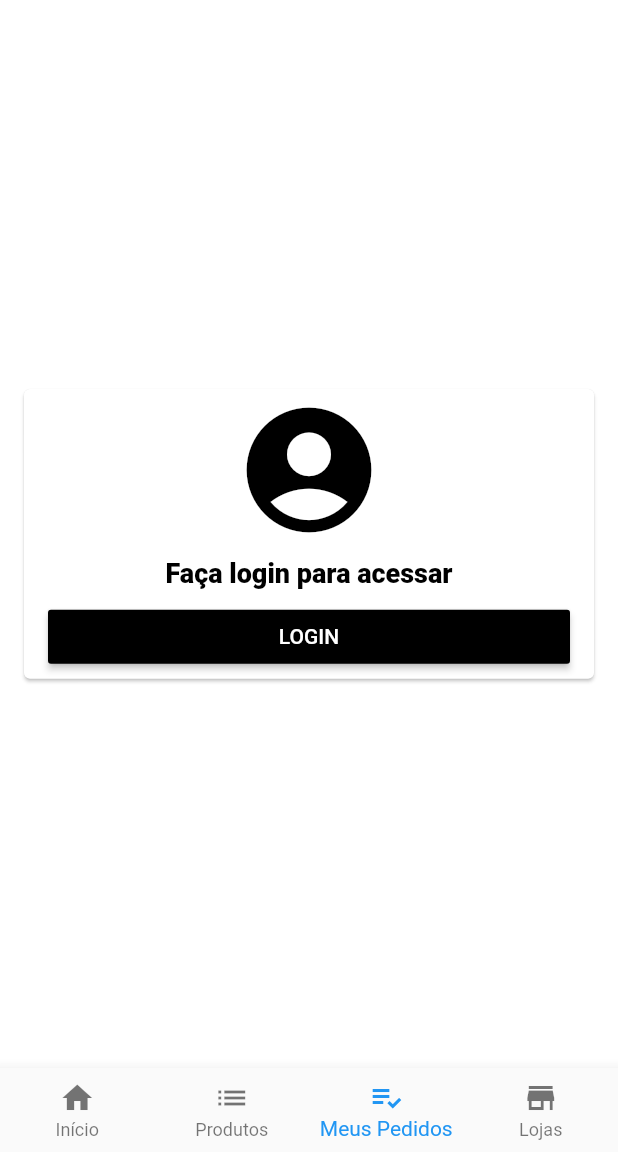
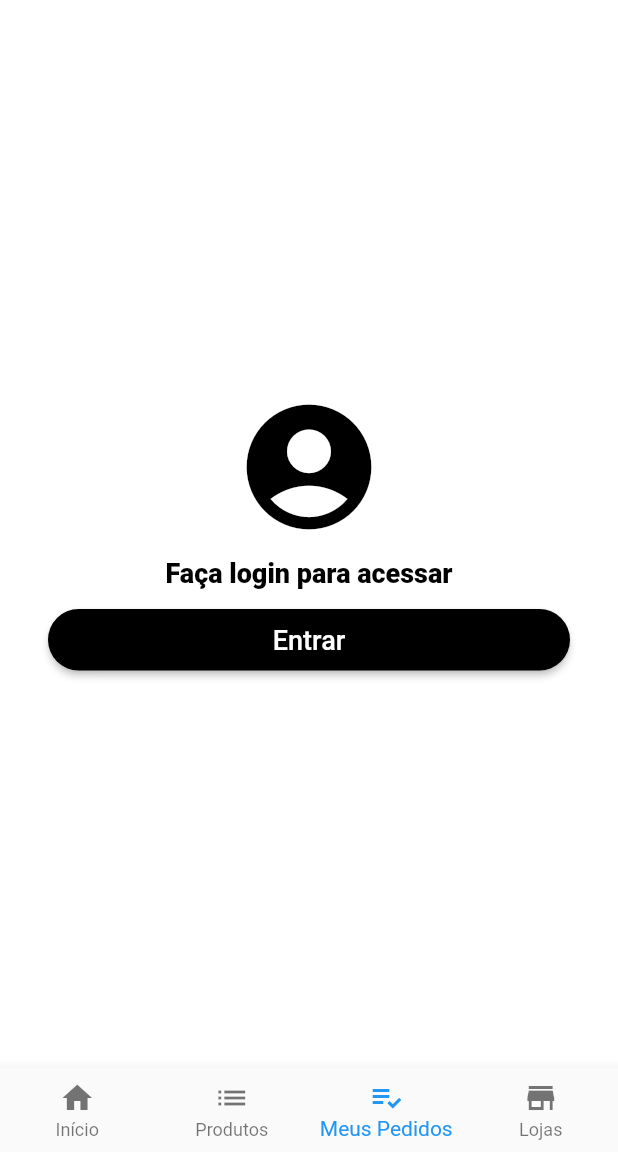
Before and after one commit to HayberGabriel/mobile, a Flutter app: the screen it shows after launch, swiped to page 3, on a phone screen of 412 x 824 dp, the part 84-1236 px from its top. Run offline on Flutter 3.47's test engine with Material 2 defaults, Android fonts, the phone set to English and light mode, and no system bars; our stand-ins replace brasil_fields, carousel_pro, cloud_firestore, dio, firebase_auth, firebase_messaging and 11 more; missing offline and left inert: alphabet_list_scroll_view, dart:ffi, map_launcher; accounts and stored records are empty.

Commit message:
Consertei telas de Login/cadastro (layout) e modifiquei tela de Faça login para acessar

```diff
--- a/lib/common/login_card.dart
+++ b/lib/common/login_card.dart
@@ -5,6 +5,7 @@ class LoginCard extends StatelessWidget {
   Widget build(BuildContext context) {
     return Center(
       child: Card(
+        elevation: 0,
         margin: const EdgeInsets.all(16),
         child: Padding(
           padding: const EdgeInsets.fromLTRB(16, 4, 16, 4),
@@ -18,7 +19,7 @@ class LoginCard extends StatelessWidget {
                 size: 100,
               ),
               Padding(
-                padding: const EdgeInsets.all(8.0),
+                padding: const EdgeInsets.all(10.0),
                 child: Text(
                   'Faça login para acessar',
                   textAlign: TextAlign.center,
@@ -35,8 +36,12 @@ class LoginCard extends StatelessWidget {
                 },
                 color: Theme.of(context).primaryColor,
                 textColor: Colors.white,
+                padding: EdgeInsets.all(10.0),
+                shape: RoundedRectangleBorder(
+                  borderRadius: BorderRadius.circular(30.0),
+                ),
                 child: const Text(
-                    'LOGIN'
+                    'Entrar',style:TextStyle(fontSize: 18),
                 ),
               ),
             ],
--- a/lib/screens/login/login_screen.dart
+++ b/lib/screens/login/login_screen.dart
@@ -28,7 +28,7 @@ class LoginScreen extends StatelessWidget {
       ),
       body: Center(
         child: Card(
-          elevation: double.infinity,
+          elevation: 0,
           margin: const EdgeInsets.symmetric(horizontal: 16),
           child: Form(
             key: formKey,
```
Also changed, not shown: lib/screens/signup/signup_screen.dart (+12 -5 lines), lib/screens/signup/signup_seller_screen.dart (+10 -5 lines).
